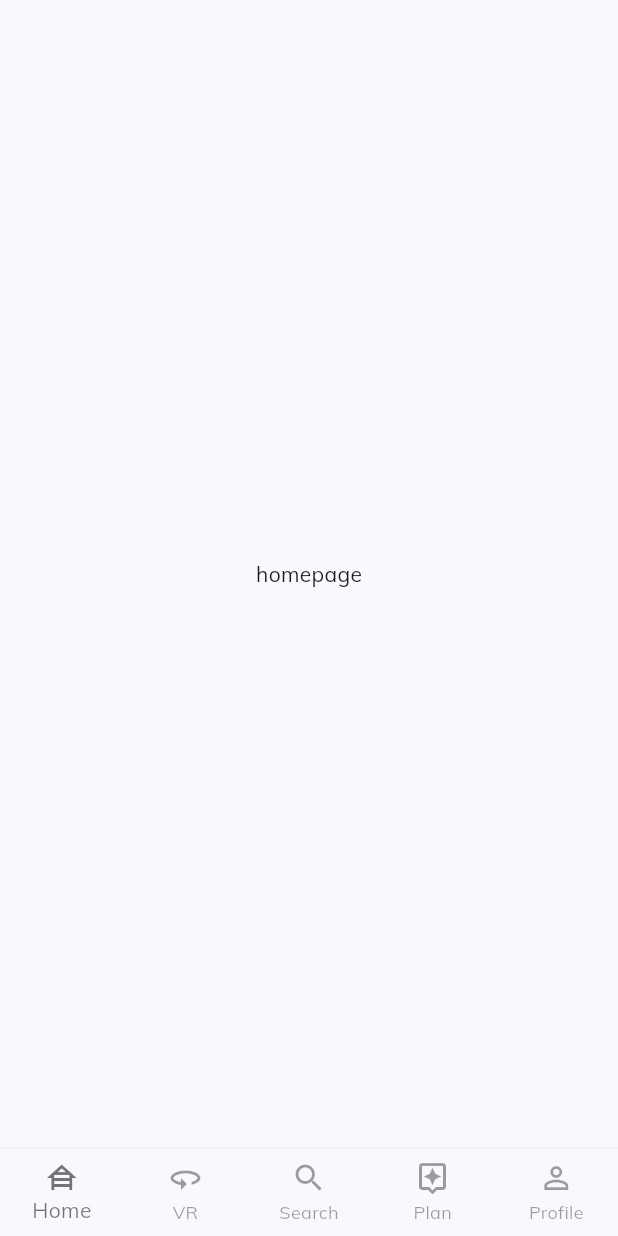
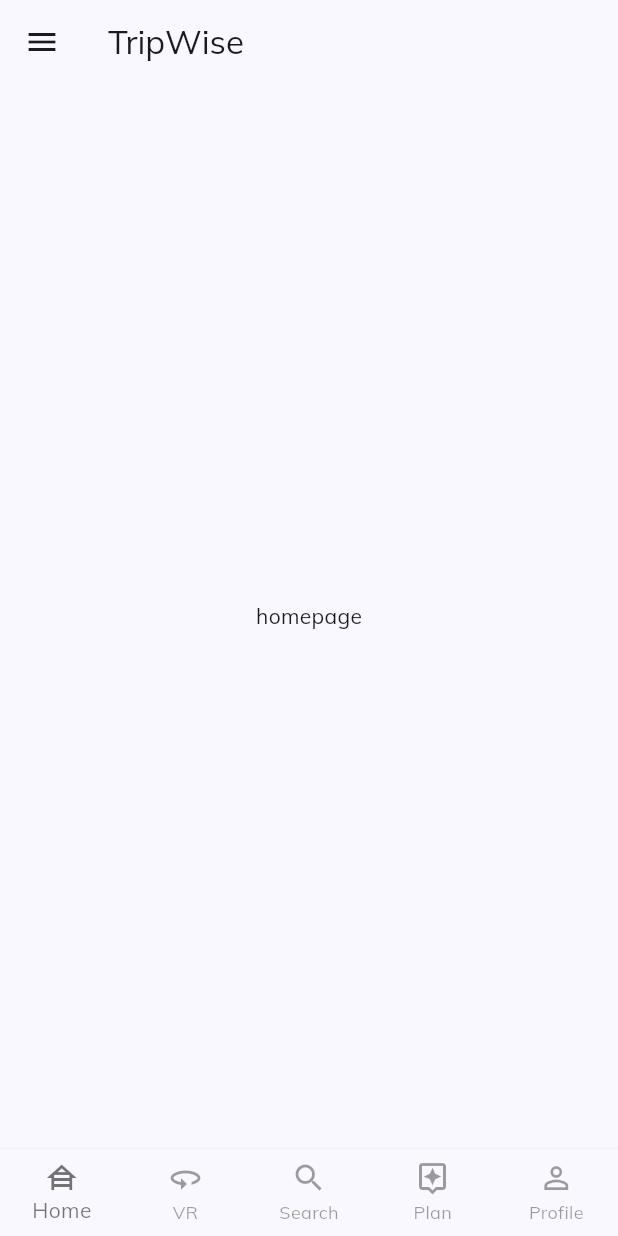
Before and after one commit to asifimtiaz93/TripWise, a Flutter app: the MainPage screen opened directly, on a phone screen of 412 x 824 dp. Run offline on Flutter 3.47's test engine with Material 3 defaults, Android fonts, the phone set to English and light mode, and no system bars; our stand-ins replace awesome_snackbar_content, google_fonts.

Commit message:
updt for 2nd June
completed UI of Plan portion, added drawer in main_page.dart

```diff
--- a/lib/pages/navpages/main_page.dart
+++ b/lib/pages/navpages/main_page.dart
@@ -1,14 +1,11 @@
-
 import 'package:flutter/material.dart';
 import 'package:tripwise/pages/navpages/home_page.dart';
 import 'package:tripwise/pages/navpages/plan_page.dart';
 import 'package:tripwise/pages/navpages/profile_page.dart';
 import 'package:tripwise/pages/navpages/search_page.dart';
 import 'package:tripwise/pages/navpages/vr_page.dart';
-
 import 'package:tripwise/pages/navpages/popular_places.dart';
 import 'package:tripwise/pages/navpages/booking_page.dart';
-
 
 class MainPage extends StatefulWidget {
   const MainPage({super.key});
@@ -27,23 +24,89 @@ class _MainPageState extends State<MainPage> {
     PopularPlacesPage(),
     BookingPage(),
   ];
-  int currentIndex = 0;
+  int bottomNavIndex = 0;
+  int drawerIndex = 0;
 
-  void onTap(int index) {
+  void onBottomNavTap(int index) {
     setState(() {
-      currentIndex = index;
+      bottomNavIndex = index;
+      drawerIndex = index; // Sync the drawerIndex with bottomNavIndex
     });
+  }
 
+  void onDrawerTap(int index) {
+    setState(() {
+      drawerIndex = index;
+      bottomNavIndex = index; // Sync the bottomNavIndex with drawerIndex
+      Navigator.pop(context); // Close the drawer
+    });
   }
 
   @override
   Widget build(BuildContext context) {
     return Scaffold(
-      body: pages[currentIndex],
+      appBar: AppBar(
+        title: Text('TripWise'), // You can update the title as needed
+      ),
+      drawer: Drawer(
+        child: ListView(
+          padding: EdgeInsets.zero,
+          children: <Widget>[
+            DrawerHeader(
+              decoration: BoxDecoration(
+                color: Colors.blue,
+              ),
+              child: Text(
+                'Menu',
+                style: TextStyle(
+                  color: Colors.white,
+                  fontSize: 24,
+                ),
+              ),
+            ),
+            ListTile(
+              leading: Icon(Icons.house_siding_outlined),
+              title: Text('Home'),
+              onTap: () => onDrawerTap(0),
+            ),
+            ListTile(
+              leading: Icon(Icons.threesixty),
+              title: Text('VR'),
+              onTap: () => onDrawerTap(1),
+            ),
+            ListTile(
+              leading: Icon(Icons.search),
+              title: Text('Search'),
+              onTap: () => onDrawerTap(2),
+            ),
+            ListTile(
+              leading: Icon(Icons.assistant_outlined),
+              title: Text('Plan'),
+              onTap: () => onDrawerTap(3),
+            ),
+            ListTile(
+              leading: Icon(Icons.person_outline_outlined),
+              title: Text('Profile'),
+              onTap: () => onDrawerTap(4),
+            ),
+            ListTile(
+              leading: Icon(Icons.place),
+              title: Text('Popular Places'),
+              onTap: () => onDrawerTap(5),
+            ),
+            ListTile(
+              leading: Icon(Icons.book_online),
+              title: Text('Booking'),
+              onTap: () => onDrawerTap(6),
+            ),
+          ],
+        ),
+      ),
+      body: pages[bottomNavIndex],
       bottomNavigationBar: BottomNavigationBar(
         type: BottomNavigationBarType.fixed,
-        onTap: onTap,
-        currentIndex: currentIndex,
+        onTap: onBottomNavTap,
+        currentIndex: bottomNavIndex,
         selectedItemColor: Colors.black54,
         unselectedItemColor: Colors.black38,
         elevation: 2,
@@ -60,9 +123,7 @@ class _MainPageState extends State<MainPage> {
               label: 'Plan', icon: Icon(Icons.assistant_outlined)),
           BottomNavigationBarItem(
               label: 'Profile', icon: Icon(Icons.person_outline_outlined)),
-
-       ],
-
+        ],
       ),
     );
   }
--- a/lib/pages/navpages/planpages/plan_page_3.dart
+++ b/lib/pages/navpages/planpages/plan_page_3.dart
@@ -1,4 +1,5 @@
 import 'package:flutter/material.dart';
+import 'package:tripwise/pages/navpages/planpages/plan_page_final.dart';
 
 class PlanPage3 extends StatefulWidget {
   const PlanPage3({super.key});
@@ -81,7 +82,7 @@ class _PlanPage3State extends State<PlanPage3> {
             Center(
               child: ElevatedButton(
                 onPressed: () {
-                  // Navigate to next page
+                  Navigator.push(context, MaterialPageRoute(builder: (context)=>const PlanReadyPage()),);
                 },
                 child: const Text('Next'),
                 style: ElevatedButton.styleFrom(
--- a/pubspec.yaml
+++ b/pubspec.yaml
@@ -16,6 +16,7 @@ dependencies:
 
   google_fonts: ^4.0.4
   ionicons: ^0.2.1
+  awesome_snackbar_content: ^0.1.3
 
 
 
@@ -47,5 +48,6 @@ flutter:
 
   assets:
     - assets/places/
+    - assets/places/shadapathor.jpg
     - assets/icons/
     - assets/
```
Also changed, not shown: lib/pages/navpages/planpages/plan_page_final.dart (added, +352 -0 lines), assets/places/Ratargul.jpg (added), assets/places/auto.jpeg (added), assets/places/cng.jpg (added), assets/places/nazimgar.jpeg (added), assets/places/panch.jpeg (added), assets/places/panshi.jpeg (added), assets/places/shuktara.jpg (added), pubspec.lock.
